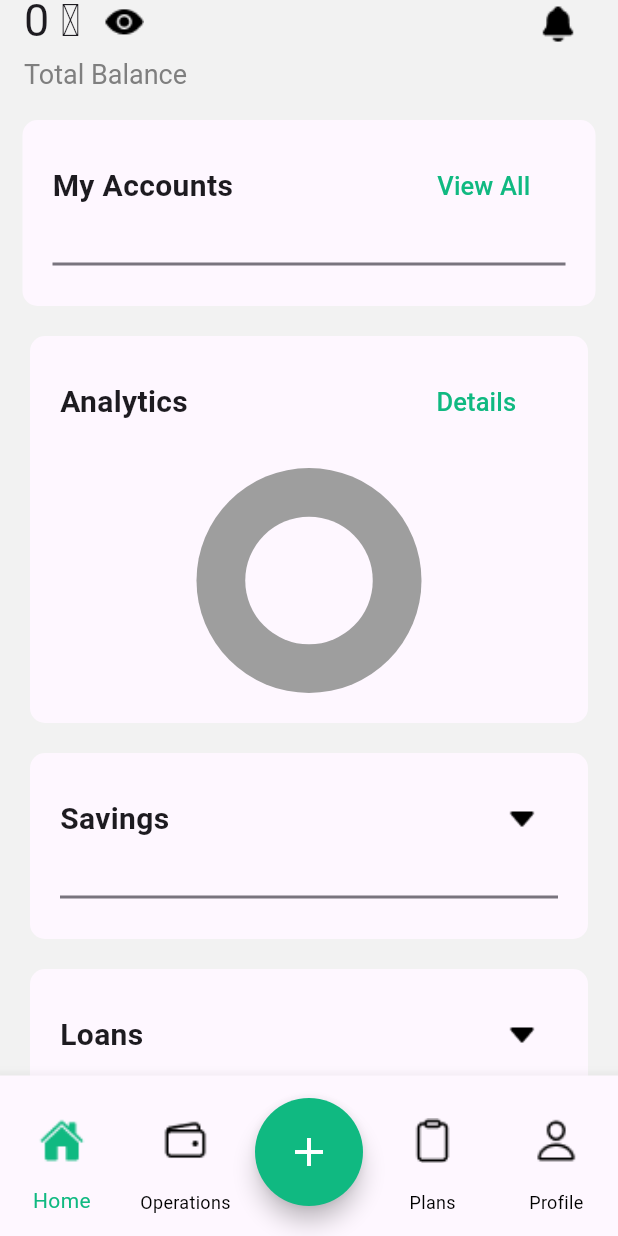
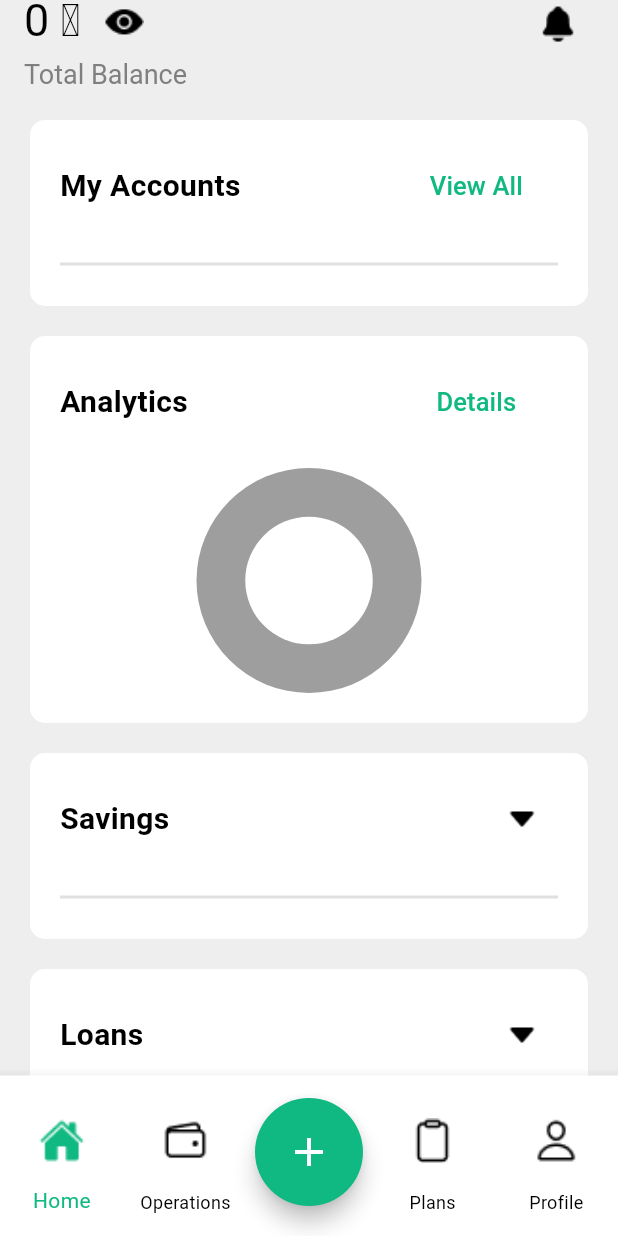
Before and after one commit to ParZival6677/FIn, a Flutter app: the screen it shows after launch, on a phone screen of 412 x 824 dp. Run offline on Flutter 3.47's test engine with Material 3 defaults, Android fonts, the phone set to English and light mode, and no system bars; our stand-ins replace connectivity_plus, google_maps_flutter, location, permission_handler, sqflite; accounts and stored records are empty.

Commit message:
Add google_maps with geolocation and 3rd theme

```diff
--- a/lib/AccountsPage.dart
+++ b/lib/AccountsPage.dart
@@ -43,7 +43,7 @@ class _AccountsPageState extends State<AccountsPage> {
   Widget build(BuildContext context) {
     final themeProvider = Provider.of<ThemeProvider>(context);
     final theme = Theme.of(context);
-    final isDarkMode = themeProvider.isDarkMode;
+    final isDarkMode = themeProvider.customTheme == 'dark';
     final localizations = AppLocalizations.of(context);
 
     return Scaffold(
--- a/lib/AddAccountPage.dart
+++ b/lib/AddAccountPage.dart
@@ -34,7 +34,7 @@ class _AddAccountPageState extends State<AddAccountPage> {
   Widget build(BuildContext context) {
     final themeProvider = Provider.of<ThemeProvider>(context);
     final theme = Theme.of(context);
-    final isDarkMode = themeProvider.isDarkMode;
+    final isDarkMode = themeProvider.customTheme == 'dark';
     final localizations = AppLocalizations.of(context);
 
     return Scaffold(
--- a/lib/EditAccountPage.dart
+++ b/lib/EditAccountPage.dart
@@ -118,7 +118,7 @@ class _EditAccountPageState extends State<EditAccountPage> {
   Widget build(BuildContext context) {
     final themeProvider = Provider.of<ThemeProvider>(context);
     final theme = Theme.of(context);
-    final isDarkMode = themeProvider.isDarkMode;
+    final isDarkMode = themeProvider.customTheme == 'dark';
     final localizations = AppLocalizations.of(context);
 
     return Scaffold(
--- a/lib/Theme_provider.dart
+++ b/lib/Theme_provider.dart
@@ -2,41 +2,62 @@ import 'package:flutter/material.dart';
 
 class ThemeProvider extends ChangeNotifier {
   ThemeMode themeMode = ThemeMode.light;
+  String customTheme = 'light';
 
   bool get isDarkMode => themeMode == ThemeMode.dark;
+  bool get isNatureMode => customTheme == 'nature';
 
   void toggleTheme(bool isOn) {
     themeMode = isOn ? ThemeMode.dark : ThemeMode.light;
+    notifyListeners();
+  }
+
+  void setCustomTheme(String theme) {
+    customTheme = theme;
     notifyListeners();
   }
 }
 
 class MyThemes {
   static final darkTheme = ThemeData(
-    scaffoldBackgroundColor: Color(0xFF1E1E1E),
+    scaffoldBackgroundColor: Colors.black,
     colorScheme: ColorScheme.dark(),
-    primaryColor: Color(0xFF2C3E50),
+    primaryColor: Color(0xFF282727),
     iconTheme: IconThemeData(color: Colors.white),
-    cardColor: Color(0xFF374151),
+    cardColor: Colors.grey[900],
     dividerColor: Colors.grey[600],
     bottomNavigationBarTheme: BottomNavigationBarThemeData(
-      backgroundColor: Color(0xFF374151),
+      backgroundColor: Colors.black,
       selectedItemColor: Colors.white,
       unselectedItemColor: Colors.white70,
     ),
   );
 
   static final lightTheme = ThemeData(
-    scaffoldBackgroundColor: Colors.white,
+    scaffoldBackgroundColor: Colors.grey[200],
     colorScheme: ColorScheme.light(),
-    primaryColor: Colors.white,
+    primaryColor: Colors.grey[200],
     iconTheme: IconThemeData(color: Colors.black),
     cardColor: Colors.white,
     dividerColor: Colors.grey[300],
     bottomNavigationBarTheme: BottomNavigationBarThemeData(
-      backgroundColor: Colors.white,
+      backgroundColor: Colors.grey[600],
       selectedItemColor: Colors.black,
       unselectedItemColor: Colors.black54,
     ),
   );
+
+  static final natureTheme = ThemeData(
+    scaffoldBackgroundColor: Colors.black,
+    colorScheme: ColorScheme.dark(),
+    primaryColor: Color(0xFF282727),
+    iconTheme: IconThemeData(color: Colors.white),
+    cardColor: Color(0xFF9A10A8),
+    dividerColor: Colors.grey[300],
+    bottomNavigationBarTheme: BottomNavigationBarThemeData(
+      backgroundColor: Colors.black,
+      selectedItemColor: Colors.white,
+      unselectedItemColor: Colors.white70,
+    ),
+  );
 }
--- a/lib/main.dart
+++ b/lib/main.dart
@@ -11,7 +11,6 @@ import 'AccountsPage.dart';
 import 'EditAccountPage.dart';
 import 'package:provider/provider.dart';
 import 'Theme_provider.dart';
-import 'Settings.dart';
 import 'AppLocalizations.dart';
 import 'package:flutter_localizations/flutter_localizations.dart';
 
@@ -46,38 +45,24 @@ class _MyAppState extends State<MyApp> {
       create: (context) => ThemeProvider(),
       child: Consumer<ThemeProvider>(
         builder: (context, themeProvider, child) {
+          ThemeData themeData;
+          switch (themeProvider.customTheme) {
+            case 'dark':
+              themeData = MyThemes.darkTheme;
+              break;
+            case 'nature':
+              themeData = MyThemes.natureTheme;
+              break;
+            case 'light':
+            default:
+              themeData = MyThemes.lightTheme;
+              break;
+          }
           return MaterialApp(
             title: 'Personal Finance Management',
             themeMode: themeProvider.themeMode,
-            theme: ThemeData(
-              primaryColor: Color(0xFF10B981),
-              scaffoldBackgroundColor: Color(0xFFF2F2F2),
-              visualDensity: VisualDensity.adaptivePlatformDensity,
-              appBarTheme: AppBarTheme(
-                backgroundColor: Color(0xFFe0e0e0),
-                foregroundColor: Colors.black,
-              ),
-              bottomNavigationBarTheme: BottomNavigationBarThemeData(
-                backgroundColor: Colors.white,
-                selectedItemColor: Colors.black,
-                unselectedItemColor: Colors.black54,
-              ),
-            ),
-            darkTheme: ThemeData(
-              primaryColor: Color(0xFF10B981),
-              scaffoldBackgroundColor: Colors.black,
-              visualDensity: VisualDensity.adaptivePlatformDensity,
-              colorScheme: ColorScheme.dark(),
-              appBarTheme: AppBarTheme(
-                backgroundColor: Color(0xFF424242),
-                foregroundColor: Colors.white,
-              ),
-              bottomNavigationBarTheme: BottomNavigationBarThemeData(
-                backgroundColor: Color(0xFF424242),
-                selectedItemColor: Colors.white,
-                unselectedItemColor: Colors.white70,
-              ),
-            ),
+            theme: themeData,
+            darkTheme: MyThemes.darkTheme,
             locale: _locale,
             supportedLocales: [
               Locale('en', ''),
@@ -124,27 +109,29 @@ class _HomePageState extends State<HomePage> {
   List<Map<String, dynamic>> _savingsList = [];
   List<Map<String, dynamic>> _loansList = [];
   List<Map<String, dynamic>> _accountsList = [];
-  late Map<String, String> _savingsCategoryIconMap = {};
-  late Map<String, String> _loansCategoryIconMap = {};
+  Map<String, String> _savingsCategoryIconMap = {};
+  Map<String, String> _loansCategoryIconMap = {};
   Map<String, num> _savingsCategorySumMap = {};
   Map<String, num> _loansCategorySumMap = {};
 
   @override
   void initState() {
     super.initState();
-    _updateSavingsList();
-    _updateLoansList();
+    _updateData();
   }
 
-  @override
-  void didChangeDependencies() {
-    super.didChangeDependencies();
-    _updateSavingsList();
-    _updateLoansList();
-    _updateAccountsList();
+  void _updateData() async {
+    await Future.wait([
+      _updateSavingsList(),
+      _updateLoansList(),
+      _updateAccountsList(),
+    ]);
+    setState(() {
+      _totalBalance = _calculateTotalBalance();
+    });
   }
 
-  void _updateSavingsList() async {
+  Future<void> _updateSavingsList() async {
     List<Map<String, dynamic>> savings = await DatabaseHelper().getSavings();
 
     Map<String, num> categorySumMap = {};
@@ -160,14 +147,12 @@ class _HomePageState extends State<HomePage> {
     }
 
     setState(() {
-      _totalBalance = total;
       _savingsList = savings;
       _savingsCategorySumMap = categorySumMap;
-      _savingsCategoryIconMap = {};
     });
   }
 
-  void _updateLoansList() async {
+  Future<void> _updateLoansList() async {
     List<Map<String, dynamic>> loans = await DatabaseHelper().getLoans();
 
     Map<String, num> categorySumMap = {};
@@ -183,11 +168,10 @@ class _HomePageState extends State<HomePage> {
     setState(() {
       _loansList = loans;
       _loansCategorySumMap = categorySumMap;
-      _loansCategoryIconMap = {};
     });
   }
 
-  void _updateAccountsList() async {
+  Future<void> _updateAccountsList() async {
     List<Map<String, dynamic>> accounts = await DatabaseHelper().getAccounts();
     setState(() {
       _accountsList = accounts;
@@ -229,10 +213,9 @@ class _HomePageState extends State<HomePage> {
   @override
   Widget build(BuildContext context) {
     final themeProvider = Provider.of<ThemeProvider>(context);
-    final isDarkMode = themeProvider.isDarkMode;
+    final isDarkMode = themeProvider.customTheme == 'dark';
     final localizations = AppLocalizations.of(context)!;
 
-    _totalBalance = _calculateTotalBalance();
     return Scaffold(
       appBar: PreferredSize(
         preferredSize: Size.fromHeight(70.0),
@@ -310,7 +293,7 @@ class _HomePageState extends State<HomePage> {
       body: ListView(
         children: [
           Container(
-            margin: EdgeInsets.symmetric(horizontal: 15.0, vertical: 10.0),
+            margin: EdgeInsets.symmetric(horizontal: 20.0, vertical: 10.0),
             padding: EdgeInsets.all(20.0),
             decoration: BoxDecoration(
               color: Theme.of(context).cardColor,
@@ -842,7 +825,7 @@ class _HomePageState extends State<HomePage> {
     required Widget child,
   }) {
     final themeProvider = Provider.of<ThemeProvider>(context);
-    final isDarkMode = themeProvider.isDarkMode;
+    final isDarkMode = themeProvider.customTheme == 'dark';
     return Container(
       margin: EdgeInsets.symmetric(horizontal: 20.0, vertical: 10.0),
       padding: EdgeInsets.all(20.0),
@@ -873,8 +856,12 @@ class _HomePageState extends State<HomePage> {
                           onPressed: onPressed,
                           icon: Image.asset(
                             isExpanded
-                                ? (isDarkMode ? 'assets/icons/caret-up-outline-dark-theme.png' : 'assets/icons/caret-up-outline.png')
-                                : (isDarkMode ? 'assets/icons/caret-down-dark-theme.png' : 'assets/icons/caret-down.png'),
+                                ? (isDarkMode
+                                ? 'assets/icons/caret-up-outline-dark-theme.png'
+                                : 'assets/icons/caret-up-outline.png')
+                                : (isDarkMode
+                                ? 'assets/icons/caret-down-dark-theme.png'
+                                : 'assets/icons/caret-down.png'),
                             width: 24.0,
                             height: 24.0,
                           ),
```
Also changed, not shown: lib/MapsPage.dart (added, +172 -0 lines), lib/PlanningPage.dart (+8 -8 lines), lib/ProfilePage.dart (+16 -2 lines), lib/Settings.dart (+28 -14 lines), pubspec.yaml (+7 -2 lines), pubspec.lock, 8 other files.
